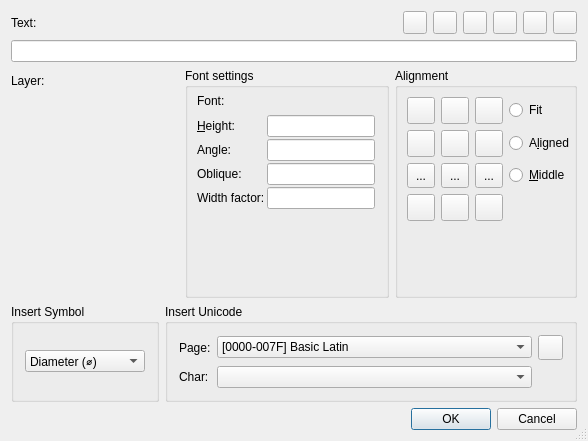
Before: the Qt Designer form librecad/src/ui/dialogs/entity/qg_dlgtext.ui in LibreCAD/LibreCAD, drawn with Qt 5.
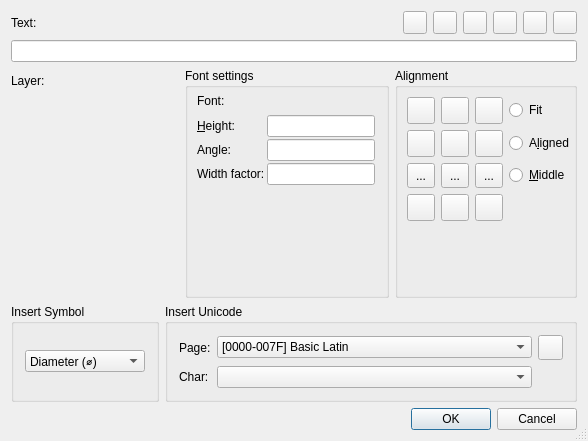
After: the same form once the commit is applied. Icons and pictures are not drawn. Custom widgets are drawn as their Qt base class.

The edit to the form file:
```diff
--- a/librecad/src/ui/dialogs/entity/qg_dlgtext.ui
+++ b/librecad/src/ui/dialogs/entity/qg_dlgtext.ui
@@ -249,13 +249,6 @@
         <property name="spacing">
          <number>2</number>
         </property>
-        <item row="4" column="2">
-         <widget class="QLineEdit" name="leOblique">
-          <property name="toolTip">
-           <string>Obligue of text</string>
-          </property>
-         </widget>
-        </item>
         <item row="3" column="2">
          <widget class="QLineEdit" name="leAngle">
           <property name="sizePolicy">
@@ -374,13 +367,6 @@
           </property>
          </widget>
         </item>
-        <item row="4" column="1">
-         <widget class="QLabel" name="lOblique">
-          <property name="text">
-           <string>Oblique:</string>
-          </property>
-         </widget>
-        </item>
        </layout>
       </widget>
      </item>
```
Left out of the diff: 1 changed line with no effect on the pictures.
